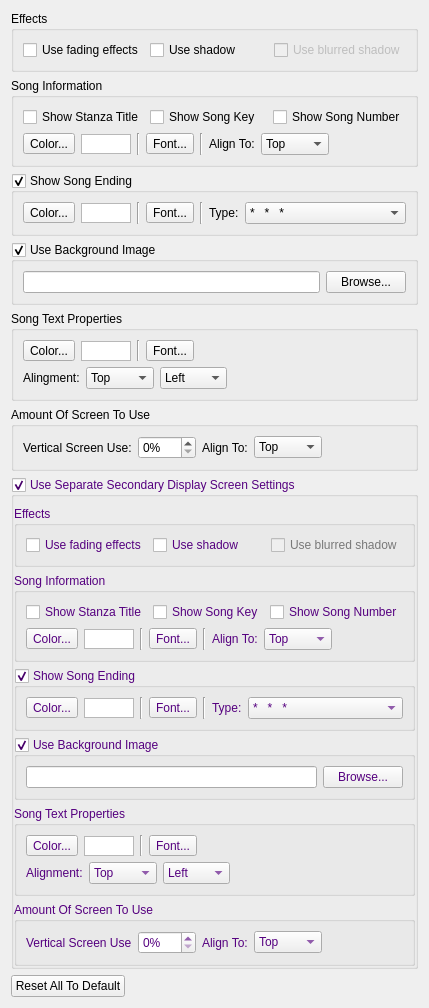
First picture: the form in src/songsettingwidget.ui, repository SoftProjector/src, before the edit.
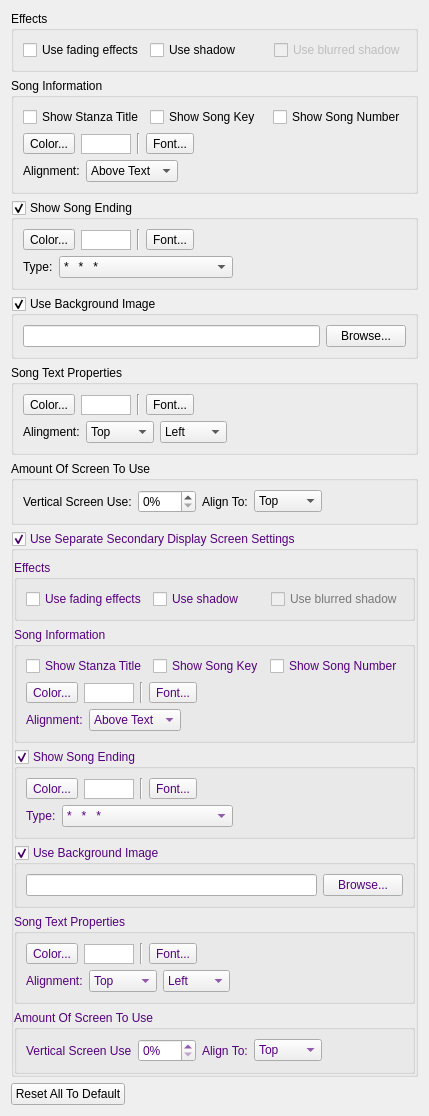
Second picture: the form after the edit.

```diff
--- a/src/songsettingwidget.ui
+++ b/src/songsettingwidget.ui
@@ -7,7 +7,7 @@
     <x>0</x>
     <y>0</y>
     <width>417</width>
-    <height>925</height>
+    <height>1040</height>
    </rect>
   </property>
   <property name="windowTitle">
@@ -133,16 +133,20 @@
          </widget>
         </item>
         <item>
-         <widget class="Line" name="line_3">
-          <property name="orientation">
-           <enum>Qt::Vertical</enum>
+         <widget class="QLabel" name="labelInfoFont">
+          <property name="text">
+           <string/>
           </property>
          </widget>
         </item>
+       </layout>
+      </item>
+      <item>
+       <layout class="QHBoxLayout" name="horizontalLayout_19">
         <item>
          <widget class="QLabel" name="labelInfoAlign">
           <property name="text">
-           <string>Align To:</string>
+           <string>Alignment:</string>
           </property>
          </widget>
         </item>
@@ -150,7 +154,7 @@
          <widget class="QComboBox" name="comboBoxInfoAlign">
           <item>
            <property name="text">
-            <string>Top</string>
+            <string>Above Text</string>
            </property>
           </item>
           <item>
@@ -233,12 +237,16 @@
          </widget>
         </item>
         <item>
-         <widget class="Line" name="line_9">
-          <property name="orientation">
-           <enum>Qt::Vertical</enum>
+         <widget class="QLabel" name="labelEndingFont">
+          <property name="text">
+           <string/>
           </property>
          </widget>
         </item>
+       </layout>
+      </item>
+      <item>
+       <layout class="QHBoxLayout" name="horizontalLayout_18">
         <item>
          <widget class="QLabel" name="label_2">
           <property name="text">
@@ -296,6 +304,19 @@
           </item>
          </widget>
         </item>
+        <item>
+         <spacer name="horizontalSpacer_6">
+          <property name="orientation">
+           <enum>Qt::Horizontal</enum>
+          </property>
+          <property name="sizeHint" stdset="0">
+           <size>
+            <width>40</width>
+            <height>20</height>
+           </size>
+          </property>
+         </spacer>
+        </item>
        </layout>
       </item>
      </layout>
@@ -850,16 +871,20 @@
             </widget>
            </item>
            <item>
-            <widget class="Line" name="line_6">
-             <property name="orientation">
-              <enum>Qt::Vertical</enum>
+            <widget class="QLabel" name="labelInfoFont2">
+             <property name="text">
+              <string/>
              </property>
             </widget>
            </item>
+          </layout>
+         </item>
+         <item>
+          <layout class="QHBoxLayout" name="horizontalLayout_21">
            <item>
             <widget class="QLabel" name="labelAlingSongInfo2">
              <property name="text">
-              <string>Align To:</string>
+              <string>Alignment:</string>
              </property>
             </widget>
            </item>
@@ -867,7 +892,7 @@
             <widget class="QComboBox" name="comboBoxInfoAlign2">
              <item>
               <property name="text">
-               <string>Top</string>
+               <string>Above Text</string>
               </property>
              </item>
              <item>
@@ -987,12 +1012,16 @@
             </widget>
            </item>
            <item>
-            <widget class="Line" name="line_8">
-             <property name="orientation">
-              <enum>Qt::Vertical</enum>
+            <widget class="QLabel" name="labelEndingFont2">
+             <property name="text">
+              <string/>
              </property>
             </widget>
            </item>
+          </layout>
+         </item>
+         <item>
+          <layout class="QHBoxLayout" name="horizontalLayout_20">
            <item>
             <widget class="QLabel" name="label">
              <property name="text">
@@ -1050,6 +1079,19 @@
              </item>
             </widget>
            </item>
+           <item>
+            <spacer name="horizontalSpacer_7">
+             <property name="orientation">
+              <enum>Qt::Horizontal</enum>
+             </property>
+             <property name="sizeHint" stdset="0">
+              <size>
+               <width>40</width>
+               <height>20</height>
+              </size>
+             </property>
+            </spacer>
+           </item>
           </layout>
          </item>
         </layout>
```
Left out of the diff: 4 changed lines with no effect on the pictures.
